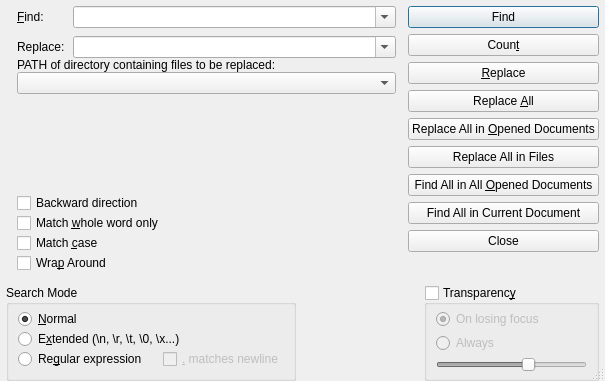
Qt form src/NotepadNext/dialogs/FindReplaceDialog.ui (dail8859/NotepadNext) before a commit.
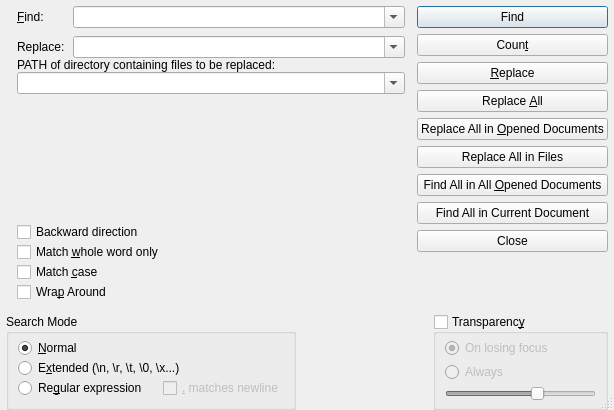
The same form after that commit.

Commit message: Show on second index & make comboReplaceInFiles editable

```diff
--- a/src/NotepadNext/dialogs/FindReplaceDialog.ui
+++ b/src/NotepadNext/dialogs/FindReplaceDialog.ui
@@ -6,8 +6,8 @@
    <rect>
     <x>0</x>
     <y>0</y>
-    <width>605</width>
-    <height>381</height>
+    <width>614</width>
+    <height>410</height>
    </rect>
   </property>
   <property name="windowTitle">
@@ -433,7 +433,11 @@
         </widget>
        </item>
        <item>
-        <widget class="QComboBox" name="comboReplaceInFiles"/>
+        <widget class="QComboBox" name="comboReplaceInFiles">
+         <property name="editable">
+          <bool>true</bool>
+         </property>
+        </widget>
        </item>
        <item>
         <spacer name="verticalSpacer">
```
The commit also changes 1 other file.
